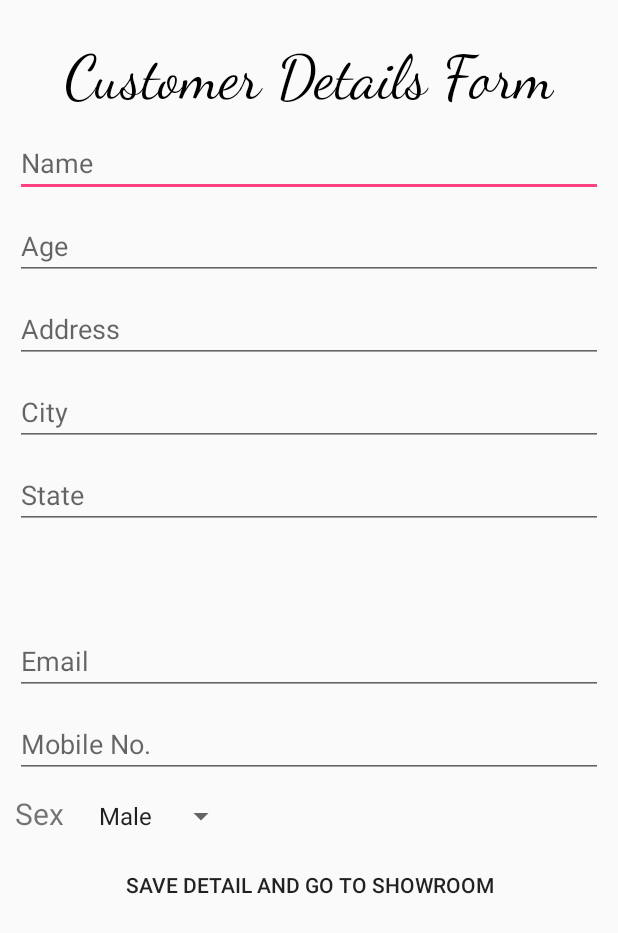
After one commit to ravikiradoo/Xshowroom, an Android app: the Customer screen opened directly, with no data from a screen before it, on a phone screen of 412 x 824 dp. The commit adds this screen. Shown: the top 933 px of the screen. Run offline under Robolectric (Android 15) with nearby library versions, the phone set to English and light mode, and no system bars.

Commit message:
Save customer data

```diff
--- a/app/src/main/AndroidManifest.xml
+++ b/app/src/main/AndroidManifest.xml
@@ -1,6 +1,8 @@
 <?xml version="1.0" encoding="utf-8"?>
 <manifest xmlns:android="http://schemas.android.com/apk/res/android"
     package="com.example.xshowroom">
+
+    <uses-permission android:name="android.permission.INTERNET" />
 
     <application
         android:allowBackup="true"
@@ -16,6 +18,9 @@
                 <category android:name="android.intent.category.LAUNCHER" />
             </intent-filter>
         </activity>
+        <activity android:name=".Content" />
+        <activity android:name=".Customer" />
+        <activity android:name=".catalogue"></activity>
     </application>
 
 </manifest>
--- /dev/null
+++ b/app/src/main/res/layout/activity_customer.xml
@@ -0,0 +1,176 @@
+<?xml version="1.0" encoding="utf-8"?>
+<ScrollView xmlns:android="http://schemas.android.com/apk/res/android"
+    xmlns:app="http://schemas.android.com/apk/res-auto"
+    xmlns:tools="http://schemas.android.com/tools"
+    android:layout_width="match_parent"
+    android:layout_height="match_parent"
+    tools:context="com.example.xshowroom.Customer">
+
+<android.support.constraint.ConstraintLayout
+    android:layout_width="match_parent"
+    android:layout_height="wrap_content">
+
+    <TextView
+        android:id="@+id/textView"
+        android:layout_width="wrap_content"
+        android:layout_height="wrap_content"
+        android:layout_marginLeft="8dp"
+        android:layout_marginRight="8dp"
+        android:layout_marginTop="27dp"
+        android:fontFamily="cursive"
+        android:text="Customer Details Form"
+        android:textSize="40sp"
+        android:textColor="@android:color/background_dark"
+        app:layout_constraintLeft_toLeftOf="parent"
+        app:layout_constraintRight_toRightOf="parent"
+        app:layout_constraintTop_toTopOf="parent"
+        android:layout_marginStart="8dp"
+        android:layout_marginEnd="8dp" />
+
+    <EditText
+        android:id="@+id/editText3"
+        android:layout_width="0dp"
+        android:layout_height="wrap_content"
+        android:layout_margin="10dp"
+        android:ems="10"
+        android:hint="Name"
+        android:inputType="textPersonName"
+        app:layout_constraintLeft_toLeftOf="parent"
+        app:layout_constraintRight_toRightOf="parent"
+        app:layout_constraintTop_toBottomOf="@+id/textView" />
+
+
+    <EditText
+        android:id="@+id/editText5"
+        android:layout_width="0dp"
+        android:layout_height="wrap_content"
+        android:ems="10"
+        android:layout_margin="10dp"
+        android:hint="Mobile No."
+        android:inputType="phone"
+        app:layout_constraintLeft_toLeftOf="parent"
+        app:layout_constraintRight_toRightOf="parent"
+        app:layout_constraintTop_toBottomOf="@+id/editText7"
+        />
+
+    <EditText
+        android:id="@+id/editText4"
+        android:lines="4"
+        android:layout_width="match_parent"
+        android:layout_height="wrap_content"
+        android:ems="10"
+        android:hint="Address"
+        android:layout_margin="10dp"
+        app:layout_constraintLeft_toLeftOf="parent"
+        app:layout_constraintRight_toRightOf="parent"
+        app:layout_constraintTop_toBottomOf="@+id/editText8"
+
+    android:inputType="textPostalAddress" />
+
+    <EditText
+        android:id="@+id/editText9"
+        android:layout_width="match_parent"
+        android:layout_height="wrap_content"
+        android:layout_margin="10dp"
+        android:ems="10"
+        android:hint="City"
+        android:inputType="textPersonName"
+        app:layout_constraintLeft_toLeftOf="parent"
+        app:layout_constraintRight_toRightOf="parent"
+        app:layout_constraintTop_toBottomOf="@+id/editText4" />
+
+
+    <EditText
+        android:id="@+id/editText10"
+        android:layout_width="0dp"
+        android:layout_height="wrap_content"
+        android:layout_margin="10dp"
+        android:ems="10"
+        android:hint="State"
+        android:inputType="textPersonName"
+        app:layout_constraintLeft_toLeftOf="parent"
+        app:layout_constraintRight_toRightOf="parent"
+        app:layout_constraintTop_toBottomOf="@+id/editText9" />
+
+    <EditText
+        android:id="@+id/editText11"
+        android:layout_width="368dp"
+        android:layout_height="wrap_content"
+        android:ems="10"
+        android:hint="Pincode"
+        android:layout_margin="10dp"
+        android:inputType="numberDecimal"
+        app:layout_constraintLeft_toRightOf="parent"
+        app:layout_constraintTop_toBottomOf="@+id/editText10"
+
+        />
+
+
+    <TextView
+        android:id="@+id/textView2"
+        android:layout_width="wrap_content"
+        android:layout_height="wrap_content"
+        app:layout_constraintLeft_toLeftOf="parent"
+        app:layout_constraintTop_toBottomOf="@+id/editText5"
+        android:text="Sex"
+        android:textSize="20sp"
+        android:layout_margin="10dp"
+       />
+
+
+    <Spinner
+        android:id="@+id/spinner"
+        android:layout_width="100dp"
+        android:layout_height="wrap_content"
+        app:layout_constraintLeft_toRightOf="@+id/textView2"
+        app:layout_constraintBaseline_toBaselineOf="@+id/textView2"
+        android:layout_margin="15dp"
+        android:tooltipText="@string/prompt"
+        android:prompt="@string/prompt"
+        android:entries="@array/array1"
+
+        android:layout_marginLeft="56dp"
+        android:layout_marginStart="56dp" />
+
+    <EditText
+        android:id="@+id/editText7"
+        android:layout_width="0dp"
+        android:layout_height="wrap_content"
+        android:ems="10"
+        android:layout_margin="10dp"
+        android:hint="Email"
+        app:layout_constraintLeft_toLeftOf="parent"
+        app:layout_constraintRight_toRightOf="parent"
+        app:layout_constraintTop_toBottomOf="@+id/editText11"
+        android:inputType="textEmailAddress"
+       />
+
+    <EditText
+        android:id="@+id/editText8"
+        android:layout_width="match_parent"
+        android:layout_height="wrap_content"
+        android:ems="10"
+        android:hint="Age"
+        android:layout_margin="10dp"
+        android:inputType="numberDecimal"
+        app:layout_constraintLeft_toLeftOf="parent"
+        app:layout_constraintRight_toRightOf="parent"
+        app:layout_constraintTop_toBottomOf="@+id/editText3"
+
+      />
+
+    <Button
+        android:id="@+id/button2"
+        android:layout_width="match_parent"
+        android:layout_height="wrap_content"
+        android:layout_margin="10dp"
+        android:background="@android:color/transparent"
+        android:text="Save Detail and Go to showroom"
+        app:layout_constraintLeft_toLeftOf="parent"
+        app:layout_constraintRight_toRightOf="parent"
+        app:layout_constraintTop_toBottomOf="@+id/textView2"
+        android:onClick="SaveCustomer"/>
+
+</android.support.constraint.ConstraintLayout>
+
+</ScrollView>
--- /dev/null
+++ b/app/src/main/res/menu/menu.xml
@@ -0,0 +1,6 @@
+<?xml version="1.0" encoding="utf-8"?>
+<menu xmlns:android="http://schemas.android.com/apk/res/android">
+<item android:id="@+id/action_logout"
+    android:title="Logout"
+    ></item>
+</menu>
--- a/app/src/main/res/values/strings.xml
+++ b/app/src/main/res/values/strings.xml
@@ -1,3 +1,8 @@
 <resources>
     <string name="app_name">Xshowroom</string>
+    <string-array name="array1">
+        <item>Male</item>
+        <item>Female</item>
+    </string-array>
+    <string name="prompt">Choose Sex</string>
 </resources>
```
Also changed, not shown: app/build.gradle (+5 -2 lines), app/src/main/java/com/example/xshowroom/Bike.java (added, +8 -0 lines), app/src/main/java/com/example/xshowroom/Content.java (added, +54 -0 lines), app/src/main/java/com/example/xshowroom/Customer.java (added, +113 -0 lines), app/src/main/java/com/example/xshowroom/MainActivity.java (+100 -0 lines), app/src/main/java/com/example/xshowroom/Networking.java (added, +81 -0 lines), app/src/main/java/com/example/xshowroom/catalogue.java (added, +18 -0 lines), app/src/main/res/layout/activity_catalogue.xml (added, +25 -0 lines), app/src/main/res/layout/activity_content.xml (added, +46 -0 lines), app/src/main/res/layout/activity_main.xml (+10 -5 lines), app/src/main/fab_plus-web.png (added), app/src/main/res/mipmap-hdpi/fab_plus.png (added), app/src/main/res/mipmap-mdpi/fab_plus.png (added), app/src/main/res/mipmap-xhdpi/fab_plus.png (added), 2 more files.
